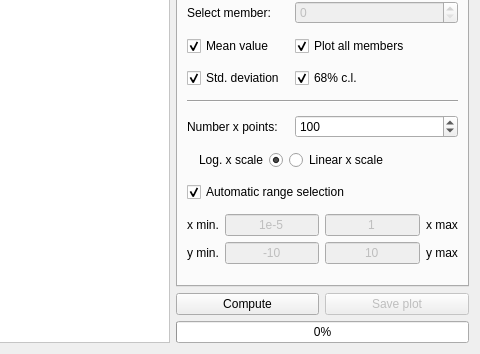
Above: apfelgui2/forms/plotmembers.ui from scarrazza/apfel before the change; both pictures show x 541 to 1021 and y 168 to 522 of the 1021 by 522 pixel window. Below: the same form after it.
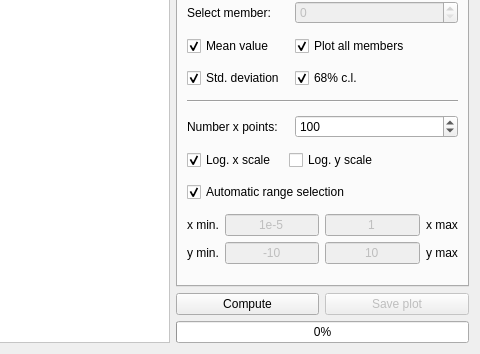
That is the form after the change. Icons and pictures are not drawn.

What changed in the file:
```diff
--- a/apfelgui2/forms/plotmembers.ui
+++ b/apfelgui2/forms/plotmembers.ui
@@ -247,29 +247,6 @@
          </property>
         </widget>
        </item>
-       <item row="9" column="0">
-        <widget class="QRadioButton" name="log">
-         <property name="layoutDirection">
-          <enum>Qt::RightToLeft</enum>
-         </property>
-         <property name="text">
-          <string>Log. x scale</string>
-         </property>
-         <property name="checked">
-          <bool>true</bool>
-         </property>
-        </widget>
-       </item>
-       <item row="9" column="1" colspan="2">
-        <widget class="QRadioButton" name="lin">
-         <property name="layoutDirection">
-          <enum>Qt::LeftToRight</enum>
-         </property>
-         <property name="text">
-          <string>Linear x scale</string>
-         </property>
-        </widget>
-       </item>
        <item row="10" column="0" colspan="3">
         <widget class="QCheckBox" name="automaticrange">
          <property name="layoutDirection">
@@ -367,6 +344,29 @@
          </item>
         </layout>
        </item>
+       <item row="9" column="0">
+        <widget class="QCheckBox" name="logx">
+         <property name="layoutDirection">
+          <enum>Qt::LeftToRight</enum>
+         </property>
+         <property name="text">
+          <string>Log. x scale</string>
+         </property>
+         <property name="checked">
+          <bool>true</bool>
+         </property>
+        </widget>
+       </item>
+       <item row="9" column="1" colspan="2">
+        <widget class="QCheckBox" name="logy">
+         <property name="layoutDirection">
+          <enum>Qt::LeftToRight</enum>
+         </property>
+         <property name="text">
+          <string>Log. y scale</string>
+         </property>
+        </widget>
+       </item>
       </layout>
      </widget>
      <widget class="QWidget" name="tab_2">
```
Left out of the diff: 2 changed lines with no effect on the pictures.
